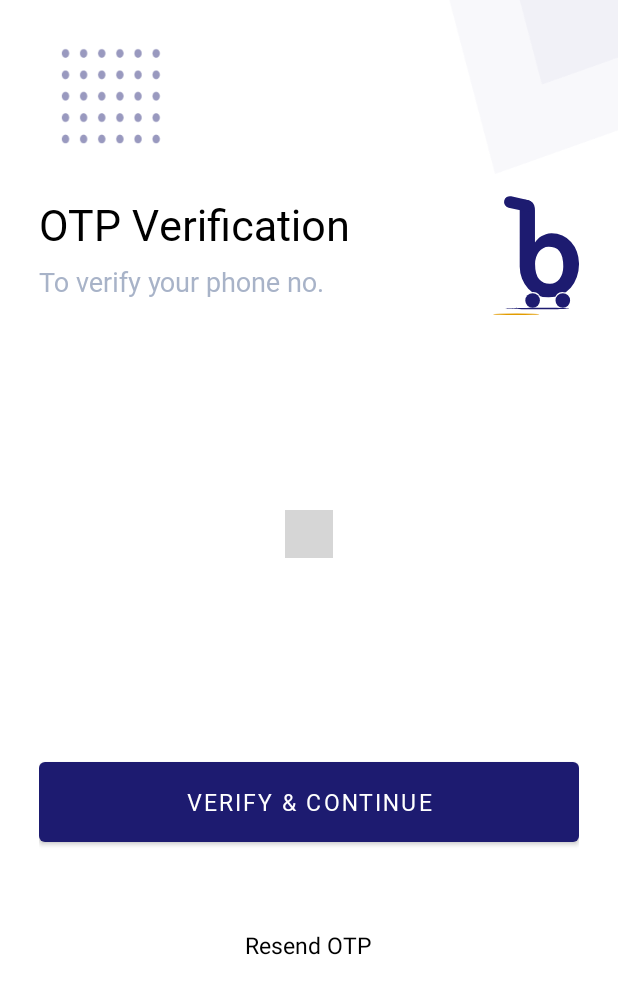
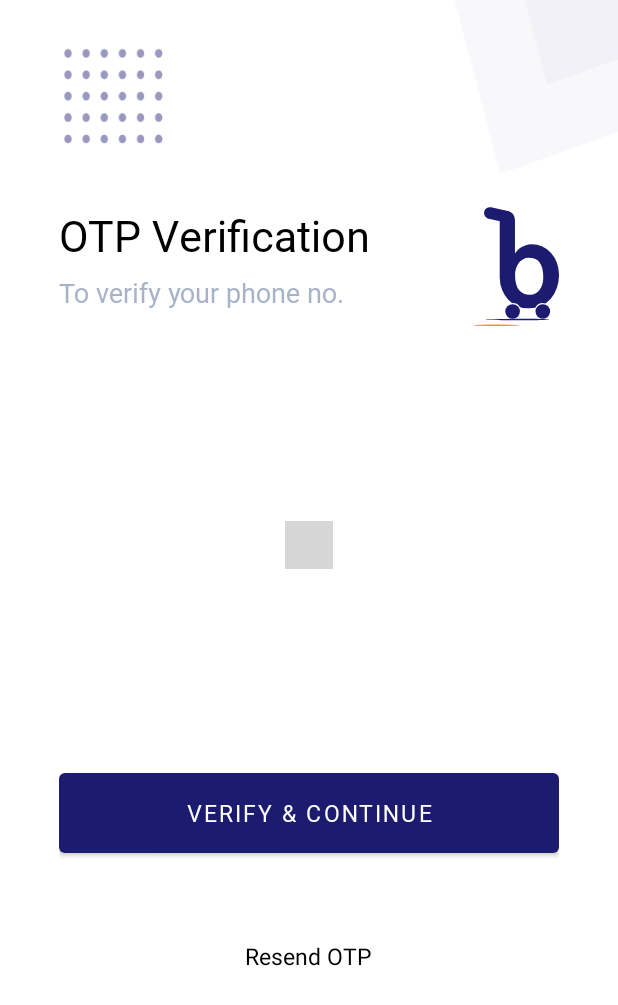
Before and after one commit to amay-28/B2C-Android-Application, an Android app: the OtpVerificationActivity screen opened directly, with no data from a screen before it, on a phone screen of 412 x 824 dp. Shown: the top 1005 px of the screen. Run offline under Robolectric (Android 15) with nearby library versions, the phone set to English and light mode, and no system bars; our stand-ins replace RxJava, data binding, sdp/ssp sizes; libraries missing offline, so code that uses them is left out: com.mukesh; plain views replace OtpView; 1 statement that could not run was skipped; grey boxes are pictures that could not be loaded.

Commit message:
1. code rearranging.

```diff
--- a/app/src/main/java/com/eb/onebandhan/auth/activity/SignUpDetailActivity.java
+++ b/app/src/main/java/com/eb/onebandhan/auth/activity/SignUpDetailActivity.java
@@ -9,10 +9,11 @@ import com.eb.onebandhan.R;
 
 public class SignUpDetailActivity extends AppCompatActivity {
     private Activity activity;
+
     @Override
     protected void onCreate(Bundle savedInstanceState) {
         super.onCreate(savedInstanceState);
-        activity=this;
+        activity = this;
         setContentView(R.layout.activity_sign_up_detail);
     }
 }
--- a/app/src/main/java/com/eb/onebandhan/auth/activity/ThankYouActivity.java
+++ b/app/src/main/java/com/eb/onebandhan/auth/activity/ThankYouActivity.java
@@ -13,11 +13,12 @@ import com.eb.onebandhan.databinding.ActivityThankYouBinding;
 public class ThankYouActivity extends AppCompatActivity {
     private Activity activity;
     private ActivityThankYouBinding binding;
+
     @Override
     protected void onCreate(Bundle savedInstanceState) {
         super.onCreate(savedInstanceState);
-        activity=this;
-        binding= DataBindingUtil.setContentView(activity,R.layout.activity_thank_you);
+        activity = this;
+        binding = DataBindingUtil.setContentView(activity, R.layout.activity_thank_you);
         listner();
     }
 
--- a/app/src/main/java/com/eb/onebandhan/auth/presenter/LoginPresenter.java
+++ b/app/src/main/java/com/eb/onebandhan/auth/presenter/LoginPresenter.java
@@ -60,5 +60,4 @@ public class LoginPresenter implements LoginPresenterInterface, Constant {
     public void performLoginTask(MSignUp mSignUp, String requestType) {
         getObservable(mSignUp, requestType).subscribeWith(getObserver());
     }
-
 }
--- a/app/src/main/java/com/eb/onebandhan/util/Constant.java
+++ b/app/src/main/java/com/eb/onebandhan/util/Constant.java
@@ -6,4 +6,5 @@ public interface Constant {
     String IS_FROM_SIGNUP="FROM_SIGNUP";
     String YES="YES";
     String NO="NO";
+    String MOBILE_NO="MOBILE_NO";
 }
--- a/app/src/main/res/layout/activity_login.xml
+++ b/app/src/main/res/layout/activity_login.xml
@@ -112,6 +112,7 @@
                         android:textColor="@color/colorHint" />
 
                     <TextView
+                        android:id="@+id/tvSignUp"
                         style="@style/TextView12ssp"
                         android:fontFamily="@font/latoregular"
                         android:text="@string/sign_up" />
--- a/app/src/main/res/layout/activity_otp_verification.xml
+++ b/app/src/main/res/layout/activity_otp_verification.xml
@@ -16,14 +16,26 @@
             <LinearLayout
                 android:layout_width="match_parent"
                 android:layout_height="match_parent"
-                android:background="@drawable/ic_back_white"
-                android:padding="@dimen/_20sdp"
+                android:orientation="vertical">
+
+            <ImageView
+                android:layout_width="match_parent"
+                android:layout_height="wrap_content"
+                android:scaleType="fitXY"
+                android:src="@drawable/ic_header"/>
+
+            <LinearLayout
+                android:layout_width="match_parent"
+                android:layout_height="wrap_content"
+                android:paddingStart="@dimen/_30sdp"
+                android:paddingEnd="@dimen/_30sdp"
+                android:paddingTop="@dimen/_10sdp"
+                android:paddingBottom="@dimen/_20sdp"
                 android:orientation="vertical">
 
                 <LinearLayout
                     android:layout_width="match_parent"
                     android:layout_height="wrap_content"
-                    android:layout_marginTop="@dimen/_80sdp"
                     android:orientation="horizontal">
 
                     <LinearLayout
@@ -87,6 +99,7 @@
                     android:layout_gravity="center"/>
 
             </LinearLayout>
+            </LinearLayout>
         </androidx.core.widget.NestedScrollView>
     </RelativeLayout>
 </layout>
--- a/app/src/main/res/layout/activity_sign_up_initial.xml
+++ b/app/src/main/res/layout/activity_sign_up_initial.xml
@@ -66,6 +66,7 @@
                 </LinearLayout>
 
                 <EditText
+                    android:id="@+id/etName"
                     style="@style/EditText12ssp"
                     android:layout_marginTop="@dimen/_60sdp"
                     android:background="@drawable/rect_back_with_corner"
@@ -77,7 +78,9 @@
                     android:paddingStart="@dimen/_10sdp"
                     android:paddingEnd="@dimen/_10sdp"
                     android:singleLine="true" />
+
                 <EditText
+                    android:id="@+id/etMobileNo"
                     style="@style/EditText12ssp"
                     android:layout_marginTop="@dimen/_20sdp"
                     android:background="@drawable/rect_back_with_corner"
--- a/app/src/main/res/values/strings.xml
+++ b/app/src/main/res/values/strings.xml
@@ -32,4 +32,10 @@
     <string name="admin_will_contact">Our admin will contact you for  Offline verification after that you will  be able to login into the platform</string>
     <string name="to_know_more">To know more:</string>
     <string name="contact_us">Contact us</string>
+    <string name="please_enter_name">Please enter name</string>
+    <string name="please_enter_mobile_no">Please enter Mobile No.</string>
+    <string name="please_enter_valid_mobile_no">Please enter valid mobile no.</string>
+    <string name="please_enter_valid_name">Please enter valid name</string>
+    <string name="please_enter_otp">Please enter otp</string>
+    <string name="please_enter_valid_otp">Please enter valid otp</string>
 </resources>
--- a/app/src/main/res/values/styles.xml
+++ b/app/src/main/res/values/styles.xml
@@ -6,7 +6,9 @@
         <item name="colorPrimary">@color/colorPrimary</item>
         <item name="colorPrimaryDark">@color/colorPrimaryDark</item>
         <item name="colorAccent">@color/colorAccent</item>
+        <item name="otpViewStyle">@style/OtpWidget.OtpView</item>
     </style>
+
 
     <style name="TextView10ssp">
         <item name="android:textColor">@color/black</item>
@@ -145,6 +147,7 @@
     </style>
 
     Button style black
+
     <style name="material_button" parent="Widget.MaterialComponents.Button">
         <item name="android:layout_width">match_parent</item>
         <item name="android:layout_height">wrap_content</item>
@@ -159,6 +162,7 @@
 
 
     Button style black
+
     <style name="material_button_outlined" parent="Widget.MaterialComponents.Button.OutlinedButton">
         <item name="android:layout_width">match_parent</item>
         <item name="android:layout_height">wrap_content</item>
@@ -171,5 +175,6 @@
         <item name="strokeColor">@color/black</item>
         <item name="rippleColor">@color/white_dark</item>
         <item name="android:fontFamily">@font/latosemibold</item>
-    </style>Button style black
+    </style>
+    Button style black
 </resources>
```
Also changed, not shown: app/src/main/java/com/eb/onebandhan/auth/activity/LoginActivity.java (+20 -11 lines), app/src/main/java/com/eb/onebandhan/auth/activity/OtpVerificationActivity.java (+33 -9 lines), app/src/main/java/com/eb/onebandhan/auth/activity/SelectLanguageActivity.java (+8 -7 lines), app/src/main/java/com/eb/onebandhan/auth/activity/SignUpInitialActivity.java (+15 -5 lines), app/src/main/java/com/eb/onebandhan/auth/model/MProfile.java (added, +18 -0 lines).
